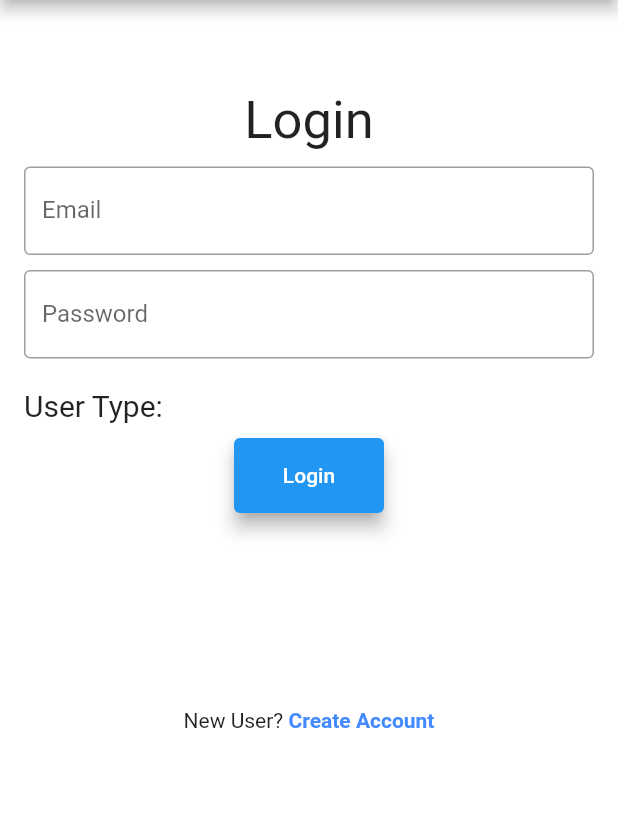
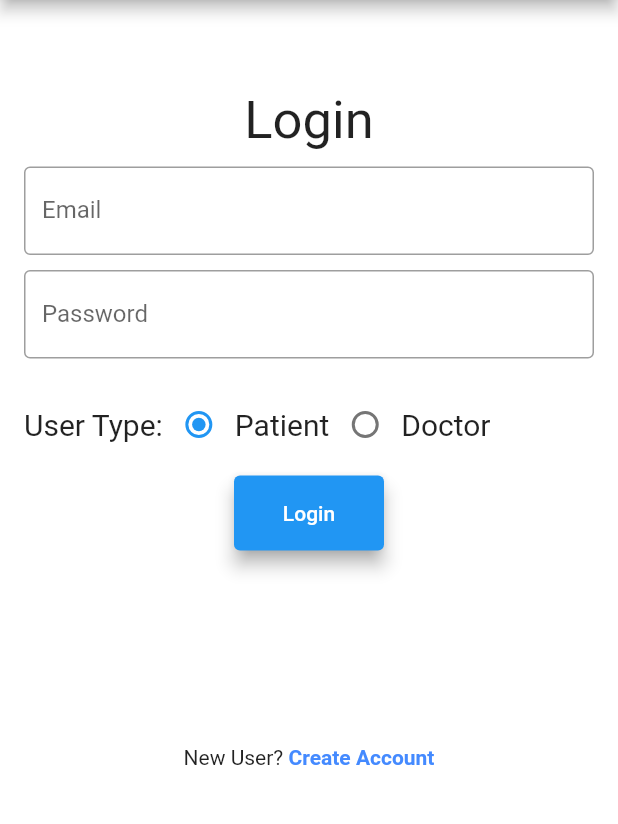
Before and after one commit to 007vedant/Flutter-Apps, a Flutter app: the screen it shows after launch, in the side drawer, after a tap on "Login", on a phone screen of 412 x 824 dp, the part 84-908 px from its top. Run offline on Flutter 3.47's test engine with Material 2 defaults, Android fonts, the phone set to English and light mode, and no system bars.

Commit message:
added "user-type" option before login
added radiobuttons to select between user-types in the login form.

```diff
--- a/elixir/lib/loginScreen.dart
+++ b/elixir/lib/loginScreen.dart
@@ -11,6 +11,20 @@ class LoginScreen extends StatefulWidget {
 
 class _LoginScreenState extends State<LoginScreen> {
   String _email, password;
+  String _radioValue = "patient";
+
+  void _radioHandler(String user) {
+    setState(() {
+      _radioValue = user;
+
+      switch (_radioValue) {
+        case "patient":
+          break;
+        case "doctor":
+          break;
+      }
+    });
+  }
 
   @override
   Widget build(BuildContext context) {
@@ -61,9 +75,27 @@ class _LoginScreenState extends State<LoginScreen> {
               padding: const EdgeInsets.only(
                   left: 16.0, right: 16.0, top: 10, bottom: 0),
               child: Row(
-                children: <Widget>[
+                children: [
                   Text(
                     'User Type:',
+                    style: TextStyle(fontSize: 20),
+                  ),
+                  Radio(
+                    value: "patient",
+                    groupValue: _radioValue,
+                    onChanged: _radioHandler,
+                  ),
+                  Text(
+                    'Patient',
+                    style: TextStyle(fontSize: 20),
+                  ),
+                  Radio(
+                    value: "doctor",
+                    groupValue: _radioValue,
+                    onChanged: _radioHandler,
+                  ),
+                  Text(
+                    'Doctor',
                     style: TextStyle(fontSize: 20),
                   ),
                 ],
```
